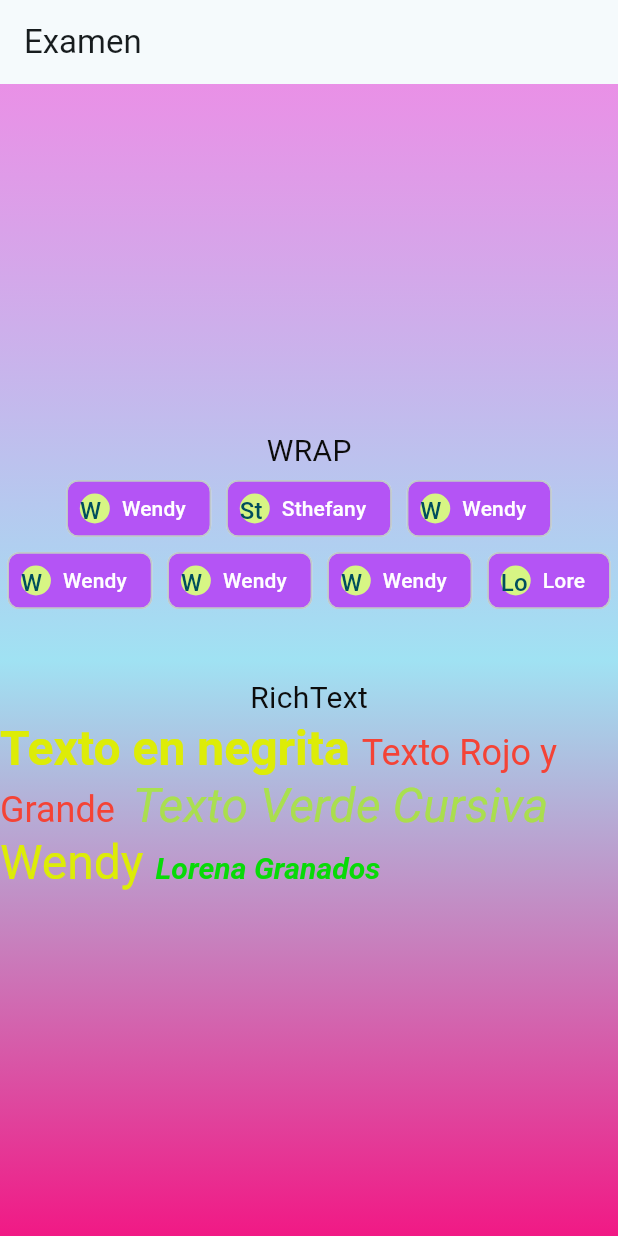
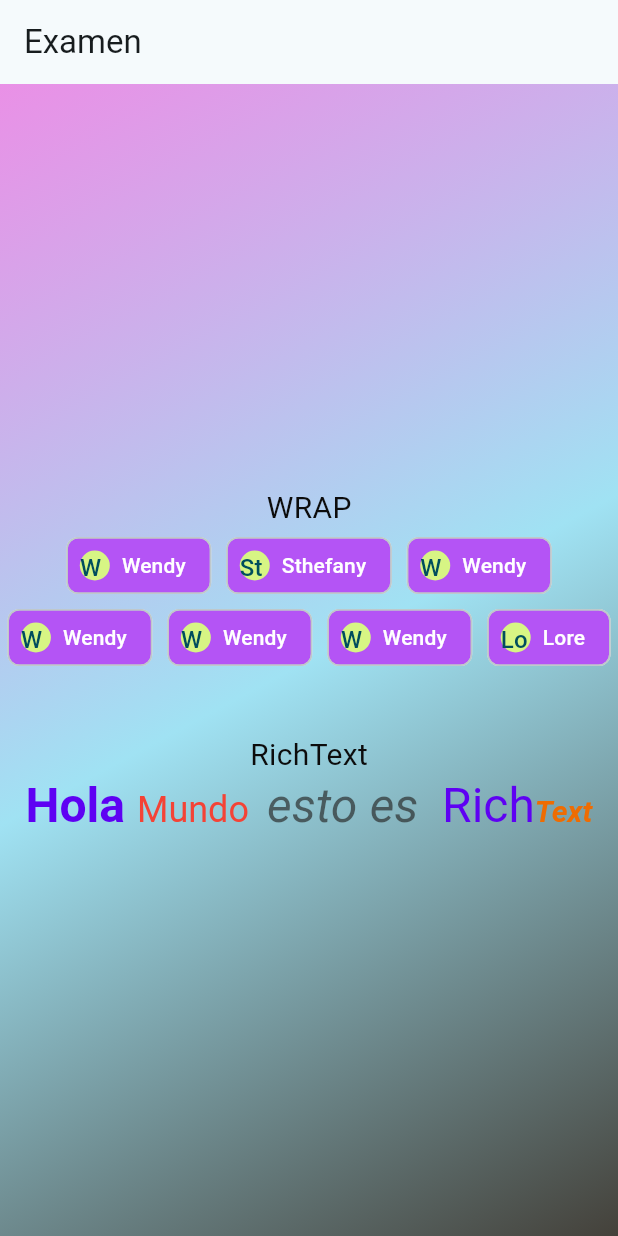
Before and after one commit to granadoshernandez/eval2_sis22, a Flutter app: the AcercaDe screen opened directly, on a phone screen of 412 x 824 dp. Run offline on Flutter 3.47's test engine with Material 2 defaults, Android fonts, the phone set to English and light mode, and no system bars; our stand-ins replace cloud_firestore, firebase_auth, firebase_core, quickalert; accounts and stored records are empty.

Commit message:
richtext

```diff
--- a/lib/pages/AcercaDe.dart
+++ b/lib/pages/AcercaDe.dart
@@ -18,12 +18,12 @@ class AcercaDe extends StatelessWidget {
       body: Container(
         decoration: BoxDecoration(
           gradient: LinearGradient(
-            begin: Alignment.topCenter,
-            end: Alignment.bottomCenter,
+            begin: Alignment.topLeft,
+            end: Alignment.bottomRight,
             colors: <Color>[
               Color.fromARGB(212, 231, 123, 226),
               Color.fromARGB(255, 160, 226, 243),
-              Color.fromARGB(255, 241, 25, 133),
+              Color.fromARGB(255, 68, 65, 58),
             ],
           ),
         ),
@@ -62,34 +62,34 @@ class AcercaDe extends StatelessWidget {
                 text: TextSpan(
                   style: TextStyle(
                     fontSize: 32,
-                    color: Color.fromARGB(255, 221, 236, 7),
+                    color: Color.fromARGB(255, 94, 1, 243),
                   ),
                   children: [
                     TextSpan(
-                      text: 'Texto en negrita ',
+                      text: 'Hola ',
                       style: TextStyle(
                         fontWeight: FontWeight.bold,
                       ),
                     ),
                     TextSpan(
-                      text: 'Texto Rojo y Grande  ',
+                      text: 'Mundo  ',
                       style: TextStyle(
                         color: Colors.red,
                         fontSize: 24,
                       ),
                     ),
                     TextSpan(
-                      text: 'Texto Verde Cursiva ',
+                      text: 'esto es  ',
                       style: TextStyle(
-                        color: Color.fromARGB(166, 164, 248, 6),
+                        color: Color.fromARGB(166, 36, 36, 35),
                         fontStyle: FontStyle.italic,
                       ),
                     ),
-                    TextSpan(text: 'Wendy '),
+                    TextSpan(text: 'Rich'),
                     TextSpan(
-                        text: 'Lorena Granados',
+                        text: 'Text',
                         style: TextStyle(
-                          color: Color.fromARGB(255, 8, 218, 8),
+                          color: Color.fromARGB(255, 238, 108, 2),
                           fontStyle: FontStyle.italic,
                           fontWeight: FontWeight.bold,
                           fontSize: 20,
```
